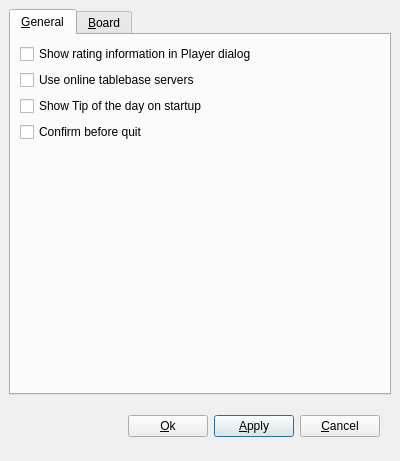
Old version of the form src/gui/preferences.ui in the repository madnight/chessx.
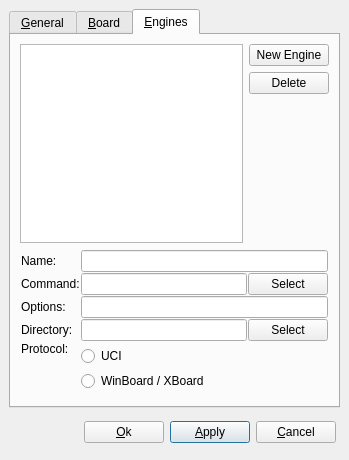
New version of the form. The open tabs and pages were chosen to show the change. Custom widgets are drawn as their Qt base class.

Commit message: Add engine setup to preferences window.

```diff
--- a/src/gui/preferences.ui
+++ b/src/gui/preferences.ui
@@ -5,8 +5,8 @@
    <rect>
     <x>0</x>
     <y>0</y>
-    <width>400</width>
-    <height>461</height>
+    <width>349</width>
+    <height>460</height>
    </rect>
   </property>
   <property name="windowTitle" >
@@ -187,12 +187,224 @@
        </item>
       </layout>
      </widget>
+     <widget class="QWidget" name="tabEngines" >
+      <attribute name="title" >
+       <string>&amp;Engines</string>
+      </attribute>
+      <layout class="QGridLayout" >
+       <property name="margin" >
+        <number>9</number>
+       </property>
+       <property name="spacing" >
+        <number>6</number>
+       </property>
+       <item row="1" column="0" >
+        <widget class="QWidget" native="1" name="engineEditWidget" >
+         <property name="sizePolicy" >
+          <sizepolicy>
+           <hsizetype>5</hsizetype>
+           <vsizetype>4</vsizetype>
+           <horstretch>0</horstretch>
+           <verstretch>0</verstretch>
+          </sizepolicy>
+         </property>
+         <layout class="QGridLayout" >
+          <property name="margin" >
+           <number>1</number>
+          </property>
+          <property name="spacing" >
+           <number>1</number>
+          </property>
+          <item row="4" column="1" colspan="2" >
+           <layout class="QVBoxLayout" >
+            <property name="margin" >
+             <number>0</number>
+            </property>
+            <property name="spacing" >
+             <number>1</number>
+            </property>
+            <item>
+             <widget class="QRadioButton" name="engineProtocolUCI" >
+              <property name="text" >
+               <string>UCI</string>
+              </property>
+             </widget>
+            </item>
+            <item>
+             <widget class="QRadioButton" name="engineProtocolWinBoard" >
+              <property name="text" >
+               <string>WinBoard / XBoard</string>
+              </property>
+             </widget>
+            </item>
+           </layout>
+          </item>
+          <item row="4" column="0" >
+           <layout class="QVBoxLayout" >
+            <property name="margin" >
+             <number>0</number>
+            </property>
+            <property name="spacing" >
+             <number>6</number>
+            </property>
+            <item>
+             <widget class="QLabel" name="label_4" >
+              <property name="sizePolicy" >
+               <sizepolicy>
+                <hsizetype>4</hsizetype>
+                <vsizetype>4</vsizetype>
+                <horstretch>0</horstretch>
+                <verstretch>0</verstretch>
+               </sizepolicy>
+              </property>
+              <property name="text" >
+               <string>Protocol:</string>
+              </property>
+             </widget>
+            </item>
+            <item>
+             <spacer>
+              <property name="orientation" >
+               <enum>Qt::Vertical</enum>
+              </property>
+              <property name="sizeHint" >
+               <size>
+                <width>20</width>
+                <height>40</height>
+               </size>
+              </property>
+             </spacer>
+            </item>
+           </layout>
+          </item>
+          <item row="1" column="2" >
+           <widget class="QPushButton" name="commandButton" >
+            <property name="text" >
+             <string>Select</string>
+            </property>
+           </widget>
+          </item>
+          <item row="0" column="0" >
+           <widget class="QLabel" name="label_6" >
+            <property name="text" >
+             <string>Name:</string>
+            </property>
+           </widget>
+          </item>
+          <item row="1" column="0" >
+           <widget class="QLabel" name="label_3" >
+            <property name="text" >
+             <string>Command:</string>
+            </property>
+           </widget>
+          </item>
+          <item row="2" column="0" >
+           <widget class="QLabel" name="label_5" >
+            <property name="text" >
+             <string>Options:</string>
+            </property>
+           </widget>
+          </item>
+          <item row="3" column="0" >
+           <widget class="QLabel" name="label_2" >
+            <property name="text" >
+             <string>Directory:</string>
+            </property>
+           </widget>
+          </item>
+          <item row="2" column="1" colspan="2" >
+           <widget class="QLineEdit" name="engineOptions" />
+          </item>
+          <item row="1" column="1" >
+           <widget class="QLineEdit" name="engineCommand" />
+          </item>
+          <item row="0" column="1" colspan="2" >
+           <widget class="QLineEdit" name="engineName" />
+          </item>
+          <item row="3" column="2" >
+           <widget class="QPushButton" name="directoryButton" >
+            <property name="text" >
+             <string>Select</string>
+            </property>
+           </widget>
+          </item>
+          <item row="3" column="1" >
+           <widget class="QLineEdit" name="engineDirectory" />
+          </item>
+         </layout>
+        </widget>
+       </item>
+       <item row="0" column="0" >
+        <layout class="QHBoxLayout" >
+         <property name="margin" >
+          <number>0</number>
+         </property>
+         <property name="spacing" >
+          <number>6</number>
+         </property>
+         <item>
+          <widget class="QListWidget" name="engineList" >
+           <property name="editTriggers" >
+            <set>QAbstractItemView::NoEditTriggers</set>
+           </property>
+           <property name="dragEnabled" >
+            <bool>false</bool>
+           </property>
+           <property name="movement" >
+            <enum>QListView::Static</enum>
+           </property>
+           <property name="sortingEnabled" >
+            <bool>false</bool>
+           </property>
+          </widget>
+         </item>
+         <item>
+          <layout class="QVBoxLayout" >
+           <property name="margin" >
+            <number>0</number>
+           </property>
+           <property name="spacing" >
+            <number>6</number>
+           </property>
+           <item>
+            <widget class="QPushButton" name="newEngineButton" >
+             <property name="text" >
+              <string>New Engine</string>
+             </property>
+            </widget>
+           </item>
+           <item>
+            <widget class="QPushButton" name="deleteEngineButton" >
+             <property name="text" >
+              <string>Delete</string>
+             </property>
+            </widget>
+           </item>
+           <item>
+            <spacer>
+             <property name="orientation" >
+              <enum>Qt::Vertical</enum>
+             </property>
+             <property name="sizeHint" >
+              <size>
+               <width>20</width>
+               <height>40</height>
+              </size>
+             </property>
+            </spacer>
+           </item>
+          </layout>
+         </item>
+        </layout>
+       </item>
+      </layout>
+     </widget>
     </widget>
    </item>
    <item row="1" column="0" >
     <layout class="QHBoxLayout" >
      <property name="margin" >
-      <number>11</number>
+      <number>4</number>
      </property>
      <property name="spacing" >
       <number>6</number>
```
Left out of the diff: 21 changed lines with no effect on the pictures. The commit also changes 5 other files.
